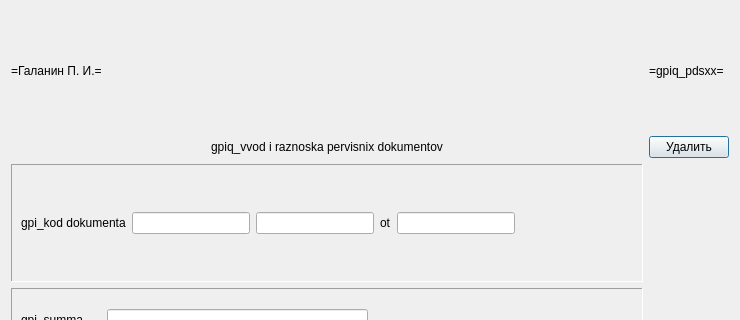
Before: the Qt Designer form gpiq_/gpiq_/gpiq_pdsxx.ui in BrSTU-PO4-190333/5sem_NPO_old, drawn with Qt 5; both pictures show x 0 to 740 and y 0 to 320 of the 740 by 540 pixel window.
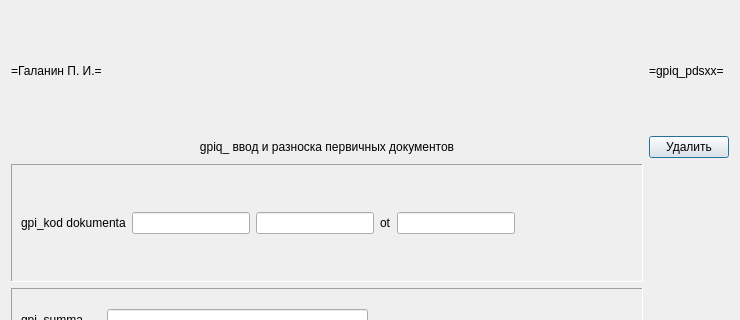
After: the same form once the commit is applied.

What changed in the file:
```diff
--- a/gpiq_/gpiq_/gpiq_pdsxx.ui
+++ b/gpiq_/gpiq_/gpiq_pdsxx.ui
@@ -125,7 +125,7 @@
    <item row="3" column="0">
     <widget class="QLabel" name="gpiq_pdsxx_xxtitle_l">
      <property name="text">
-      <string>gpiq_vvod i raznoska pervisnix dokumentov</string>
+      <string>gpiq_ ввод и разноска первичных документов</string>
      </property>
      <property name="alignment">
       <set>Qt::AlignCenter</set>
```
